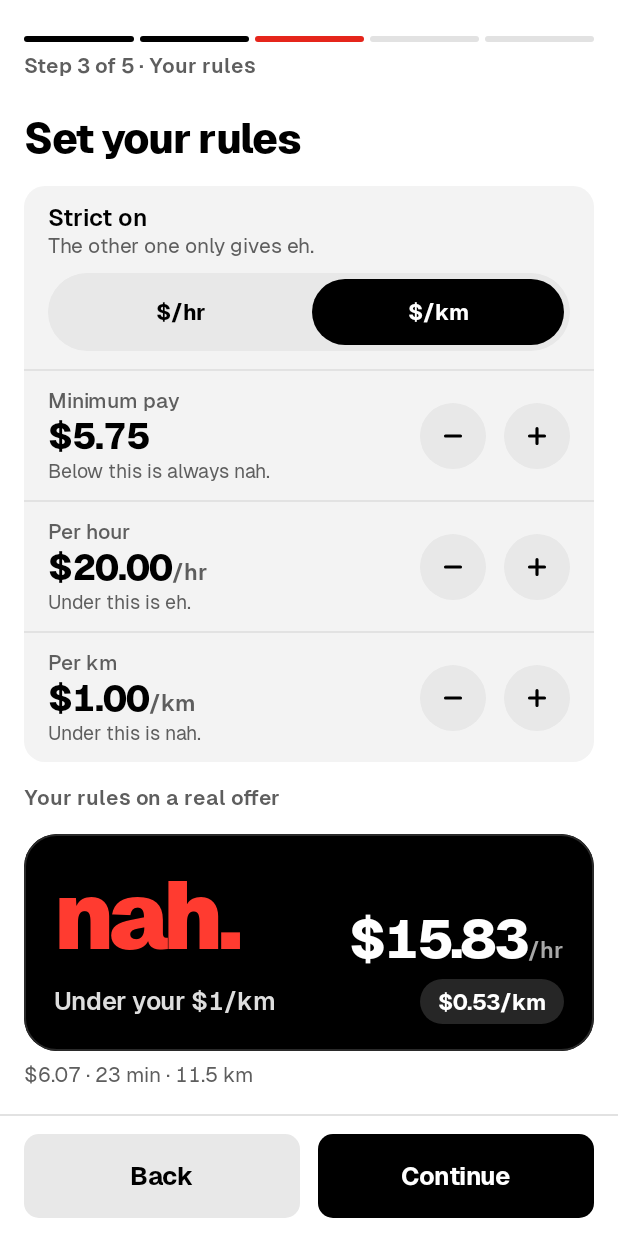
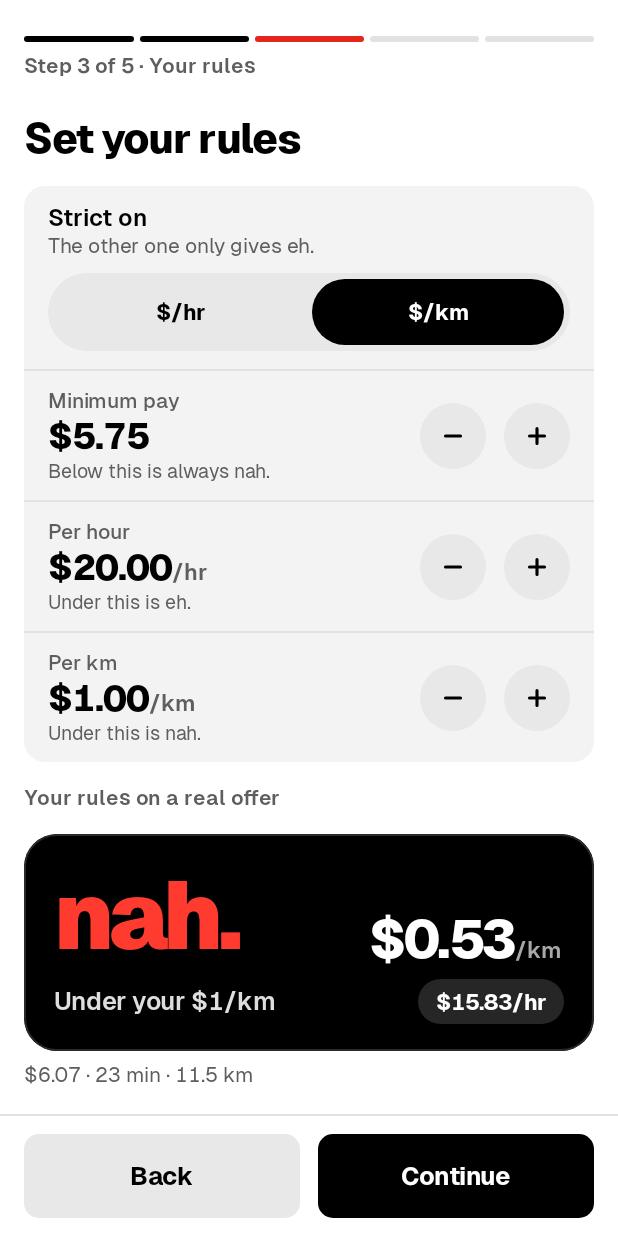
Before and after one commit to ejricahuerta/nah-meter, an Android app built with Jetpack Compose: the composable App shown on its own in the app's theme, after a tap on "Continue", on a phone screen of 412 x 824 dp. Run offline under Robolectric (Android 15) with nearby library versions, the phone set to English and light mode, and no system bars; 2 other taps on this screen came first.

Commit message:
Show the strict rate big on the verdict card
With $/km strict the card still showed $/hr big, so a red verdict read
"nah. $24.00" over "Under your $1/km": the big number wasn't the one
that decided it. Now the strict rate is big and the other rate moves to
the chip, on the overlay card, the compact pill, the in-app previews and
the History sheet, all from one place (NahCopy.rates). TalkBack reads
them in the same order. With $/hr strict (the default) nothing changes.

Co-Authored-By: Claude Opus 5.5 <noreply@anthropic.com>
Claude-Session: https://claude.ai/code/session_01TiDzUZYwi2wnn6wGXALW2v

```diff
--- a/app/src/main/java/dev/edmel/offerchecker/service/NahCopy.kt
+++ b/app/src/main/java/dev/edmel/offerchecker/service/NahCopy.kt
@@ -27,12 +27,32 @@ object NahCopy {
     /** In lists and chips the full stop becomes the coloured dot before the word. */
     fun chipWord(v: Verdict) = word(v).removeSuffix(".")
 
-    /** The $/km in its own chip on the verdict card ("$0.53/km"); null for can't read. or no distance. */
-    fun kmChip(e: Evaluation): String? =
-        if (e.verdict == Verdict.GREY) null else e.perKm?.let { "$${it.toPlainString()}/km" }
+    /** A rate split for the card, so the unit can be drawn smaller: "$15.83" and "/hr". */
+    data class Rate(val amount: String, val unit: String) {
+        override fun toString() = amount + unit
+    }
 
     /**
-     * Under the word on the verdict card: "Under your $20". The $/km is its own chip ([kmChip]).
+     * The verdict card's two rates: the big one beside the word, and the chip beside the reason.
+     * The strict rate ([Priority]) is big, so the number on top is the one that decided the
+     * verdict. With no distance there's no $/km: the $/hr is big and there's no chip.
+     * Null without a $/hr.
+     */
+    fun rates(hourly: BigDecimal?, perKm: BigDecimal?, priority: Priority): Pair<Rate, Rate?>? {
+        val hr = hourly?.let { Rate("$${it.toPlainString()}", "/hr") } ?: return null
+        val km = perKm?.let { Rate("$${it.toPlainString()}", "/km") }
+        return if (priority == Priority.PER_KM && km != null) km to hr else hr to km
+    }
+
+    /** [rates] for an evaluation; null for can't read. */
+    fun rates(e: Evaluation, t: Thresholds): Pair<Rate, Rate?>? =
+        if (e.verdict == Verdict.GREY) null else rates(e.hourly, e.perKm, t.priority)
+
+    /** "$15.83 per hour", "$0.53 per km": a rate as TalkBack should say it. */
+    fun spokenRate(r: Rate) = r.amount + if (r.unit == "/km") " per km" else " per hour"
+
+    /**
+     * Under the word on the verdict card: "Under your $20". The other rate is its own chip ([rates]).
      * An "Add a delivery" card starts with "Add-on ·": its rates are for the extra work only.
      */
     fun cardReason(e: Evaluation, t: Thresholds): String =
@@ -106,9 +126,15 @@ object NahCopy {
         return parts.joinToString(" ") + " a k"
     }
 
-    /** What TalkBack announces: "nah. $15.83 per hour. Under your $20, $0.53 per km." */
-    fun spoken(e: Evaluation, t: Thresholds): String =
-        if (e.verdict == Verdict.GREY) "can't read. Check this offer yourself."
-        else "${word(e.verdict)} $${e.hourly} per hour. " +
-            (cardReason(e, t) + (kmChip(e)?.let { " · $it" } ?: "")).replace(" · ", ", ").replace("/km", " per km") + "."
+    /**
+     * What TalkBack announces, the card in reading order: "nah. $15.83 per hour. Under your $20,
+     * $0.53 per km." With $/km strict the $/km comes first: "nah. $0.53 per km. Under your $1 per
+     * km, $15.83 per hour."
+     */
+    fun spoken(e: Evaluation, t: Thresholds): String {
+        val (big, chip) = rates(e, t) ?: return "can't read. Check this offer yourself."
+        return "${word(e.verdict)} ${spokenRate(big)}. " +
+            (cardReason(e, t) + (chip?.let { " · $it" } ?: ""))
+                .replace(" · ", ", ").replace("/km", " per km").replace("/hr", " per hour") + "."
+    }
 }
--- a/app/src/main/java/dev/edmel/offerchecker/ui/Nah.kt
+++ b/app/src/main/java/dev/edmel/offerchecker/ui/Nah.kt
@@ -55,6 +55,8 @@ import androidx.compose.ui.unit.dp
 import androidx.compose.ui.unit.em
 import androidx.compose.ui.unit.sp
 import dev.edmel.offerchecker.R
+import dev.edmel.offerchecker.core.Evaluation
+import dev.edmel.offerchecker.core.Thresholds
 import dev.edmel.offerchecker.core.Verdict
 import dev.edmel.offerchecker.service.NahCopy
 
@@ -193,11 +195,14 @@ private fun rate(amount: String, unit: String, unitSize: TextUnit, unitColor: Co
     }
 }
 
-/** VerdictCard: black, the word left in its colour, $/hr right, the reason underneath. */
+/**
+ * VerdictCard: black, the word left in its colour, the strict rate right (normally $/hr), the
+ * reason underneath with the other rate in its own chip.
+ */
 @Composable
 fun VerdictCard(
-    verdict: Verdict, hourly: String?, reason: String, modifier: Modifier = Modifier, spoken: String? = null,
-    kmChip: String? = null,
+    verdict: Verdict, bigRate: NahCopy.Rate?, reason: String, modifier: Modifier = Modifier, spoken: String? = null,
+    chip: String? = null,
 ) {
     val unknown = verdict == Verdict.GREY
     Column(
@@ -206,7 +211,7 @@ fun VerdictCard(
             .padding(horizontal = 20.dp, vertical = 18.dp)
             .semantics(mergeDescendants = true) {
                 liveRegion = LiveRegionMode.Polite
-                contentDescription = spoken ?: "${NahCopy.word(verdict)} ${hourly ?: ""} $reason"
+                contentDescription = spoken ?: "${NahCopy.word(verdict)} ${bigRate?.let { NahCopy.spokenRate(it) } ?: ""} $reason"
             },
         verticalArrangement = Arrangement.spacedBy(6.dp),
     ) {
@@ -217,24 +222,34 @@ fun VerdictCard(
                 else Nah.style(64.sp, 900, 56.sp, (-0.07).em, Nah.verdictColor(verdict)),
                 modifier = Modifier.weight(1f),
             )
-            if (hourly != null) {
+            if (bigRate != null) {
                 Text(
-                    rate(hourly, "/hr", 15.sp, Nah.cardMuted),
+                    rate(bigRate.amount, bigRate.unit, 15.sp, Nah.cardMuted),
                     style = Nah.style(36.sp, 800, 38.sp, (-0.04).em, Color.White), maxLines = 1,
                 )
             }
         }
-        // Foot: the reason (17 semibold, card-soft) left, the $/km in its own chip right.
+        // Foot: the reason (17 semibold, card-soft) left, the other rate in its own chip right.
         Row(Modifier.fillMaxWidth(), verticalAlignment = Alignment.CenterVertically, horizontalArrangement = Arrangement.spacedBy(12.dp)) {
             Text(reason, style = Nah.style(17.sp, 600, 22.sp, color = Nah.cardSoft), modifier = Modifier.weight(1f))
-            if (kmChip != null) {
+            if (chip != null) {
                 Box(
                     Modifier.height(30.dp).clip(CircleShape).background(Nah.cardChip).padding(horizontal = 12.dp),
                     contentAlignment = Alignment.Center,
-                ) { Text(kmChip, style = Nah.style(15.sp, 700, 20.sp, color = Color.White), maxLines = 1) }
+                ) { Text(chip, style = Nah.style(15.sp, 700, 20.sp, color = Color.White), maxLines = 1) }
             }
         }
     }
+}
+
+/** The verdict card for [e] scored on [t], exactly as the overlay draws it. */
+@Composable
+fun VerdictCard(e: Evaluation, t: Thresholds, modifier: Modifier = Modifier) {
+    val rates = NahCopy.rates(e, t)
+    VerdictCard(
+        e.verdict, rates?.first, NahCopy.cardReason(e, t), modifier,
+        spoken = NahCopy.spoken(e, t), chip = rates?.second?.toString(),
+    )
 }
 
 /** VerdictPill: compact, black, the word and optionally $/hr. */
--- a/app/src/main/java/dev/edmel/offerchecker/ui/SetupScreen.kt
+++ b/app/src/main/java/dev/edmel/offerchecker/ui/SetupScreen.kt
@@ -258,10 +258,7 @@ private fun RulesStep(thresholds: Thresholds) {
         NahGroup { RuleSteppers(thresholds, showExtras = false) }
         Column(verticalArrangement = Arrangement.spacedBy(8.dp)) {
             SectionLabel("Your rules on a real offer")
-            VerdictCard(
-                preview.verdict, preview.hourly?.let { "$${it.toPlainString()}" }, NahCopy.cardReason(preview, thresholds),
-                spoken = NahCopy.spoken(preview, thresholds), kmChip = NahCopy.kmChip(preview),
-            )
+            VerdictCard(preview, thresholds)
             Text(
                 "$${EXAMPLE_OFFER.pay.toPlainString()} · ${EXAMPLE_OFFER.minutes} min · ${EXAMPLE_OFFER.km.toPlainString()} km",
                 style = Nah.style(14.sp, 400, 20.sp, color = c.inkMuted),
@@ -304,10 +301,7 @@ private fun TestStep(settings: AppSettings) {
             Modifier.fillMaxWidth().clip(RoundedCornerShape(14.dp)).background(c.surface).padding(12.dp),
             verticalArrangement = Arrangement.spacedBy(8.dp),
         ) {
-            VerdictCard(
-                preview.verdict, preview.hourly?.let { "$${it.toPlainString()}" }, NahCopy.cardReason(preview, settings.thresholds),
-                spoken = NahCopy.spoken(preview, settings.thresholds), kmChip = NahCopy.kmChip(preview),
-            )
+            VerdictCard(preview, settings.thresholds)
             StandInOffer()
         }
         NahGroup {
--- a/app/src/main/java/dev/edmel/offerchecker/ui/ThresholdsScreen.kt
+++ b/app/src/main/java/dev/edmel/offerchecker/ui/ThresholdsScreen.kt
@@ -34,7 +34,6 @@ import dev.edmel.offerchecker.core.Thresholds
 import dev.edmel.offerchecker.data.AppSettings
 import dev.edmel.offerchecker.data.OfferDatabase
 import dev.edmel.offerchecker.data.SettingsRepository
-import dev.edmel.offerchecker.service.NahCopy
 import dev.edmel.offerchecker.service.ServiceState
 import kotlinx.coroutines.launch
 import java.math.BigDecimal
@@ -65,10 +64,7 @@ fun ThresholdsScreen(settings: AppSettings, modifier: Modifier = Modifier) {
 
         // The real verdict card, scored with the rules below as they change.
         Column(verticalArrangement = Arrangement.spacedBy(8.dp)) {
-            VerdictCard(
-                preview.verdict, preview.hourly?.let { "$${it.toPlainString()}" }, NahCopy.cardReason(preview, t),
-                spoken = NahCopy.spoken(preview, t), kmChip = NahCopy.kmChip(preview),
-            )
+            VerdictCard(preview, t)
             Text(
                 (if (isExample) "An example offer" else "Your last offer") +
                     " · $${sample.pay.toPlainString()} · ${sample.minutes} min · ${sample.km.toPlainString()} km",
```
Also changed, not shown: app/src/main/java/dev/edmel/offerchecker/service/BadgeOverlay.kt (+12 -9 lines), app/src/main/java/dev/edmel/offerchecker/ui/LogScreen.kt (+11 -3 lines), 2 other files.
